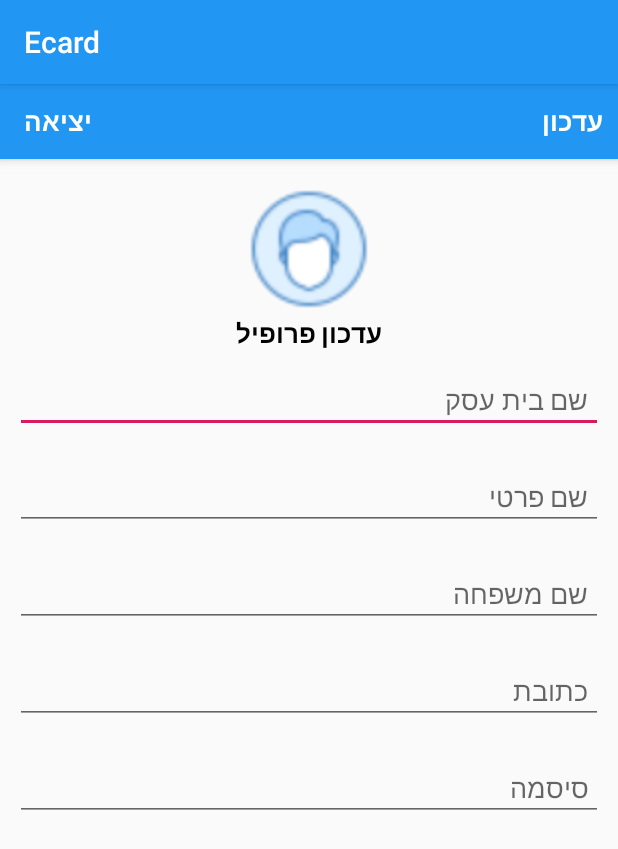
After one commit to hanimanaa/Ecard, an Android app: the SettinsActivity screen opened directly, with no data from a screen before it, on a phone screen of 412 x 824 dp. The commit adds this screen. Shown: the top 849 px of the screen. Run offline under Robolectric (Android 15) with nearby library versions, the phone set to English and light mode, and no system bars; our stand-ins replace CircleImageView, Firebase (no records; nobody signed in at launch, a user with empty details on screens opened directly); 2 statements that could not run were skipped.

Commit message:
add settings activity

```diff
--- a/app/build.gradle
+++ b/app/build.gradle
@@ -34,6 +34,7 @@ dependencies {
     implementation 'com.cepheuen.elegant-number-button:lib:1.0.2'
     implementation 'com.github.rey5137:material:1.2.5'
     implementation 'io.paperdb:paperdb:2.6'
+    implementation 'de.hdodenhof:circleimageview:3.0.0'
 
 
 
--- a/app/src/main/AndroidManifest.xml
+++ b/app/src/main/AndroidManifest.xml
@@ -14,7 +14,8 @@
         android:supportsRtl="true"
         android:theme="@style/AppTheme"
         tools:replace="android:icon">
-        <activity android:name=".LoginActivity"></activity>
+        <activity android:name=".SettinsActivity"></activity>
+        <activity android:name=".LoginActivity" />
         <activity android:name=".ProductDetailsActivity" />
         <activity android:name=".NewProductActivity" />
         <activity android:name=".ShopCardActivity" />
--- a/app/src/main/java/com/dimatechs/ecard/HomeActivity.java
+++ b/app/src/main/java/com/dimatechs/ecard/HomeActivity.java
@@ -144,6 +144,8 @@ public class HomeActivity extends AppCompatActivity implements View.OnClickListe
         }
         else if (id == R.id.action_Update) {
             Toast.makeText(this, "you selected עדכון", Toast.LENGTH_LONG).show();
+            Intent intent = new Intent(getApplicationContext(),SettinsActivity.class);
+            startActivity(intent);
             return true;
         }
 
--- /dev/null
+++ b/app/src/main/java/com/dimatechs/ecard/SettinsActivity.java
@@ -0,0 +1,139 @@
+package com.dimatechs.ecard;
+
+import android.content.Intent;
+import android.net.Uri;
+
+import android.support.v7.app.AppCompatActivity;
+import android.os.Bundle;
+import android.text.TextUtils;
+import android.view.View;
+import android.widget.EditText;
+import android.widget.TextView;
+import android.widget.Toast;
+
+import com.dimatechs.ecard.Prevalent.Prevalent;
+
+import com.google.firebase.database.DataSnapshot;
+import com.google.firebase.database.DatabaseError;
+import com.google.firebase.database.DatabaseReference;
+import com.google.firebase.database.FirebaseDatabase;
+import com.google.firebase.database.ValueEventListener;
+;
+import com.google.firebase.storage.StorageReference;
+import com.google.firebase.storage.StorageTask;
+
+
+
+import java.util.HashMap;
+
+import de.hdodenhof.circleimageview.CircleImageView;
+
+public class SettinsActivity extends AppCompatActivity {
+    private EditText bisinessEditText, fnameEditText, lnameEditText, cityEditText, passswordEditText;
+    private TextView closeTextBtn, saveTextButton;
+
+    @Override
+    protected void onCreate(Bundle savedInstanceState) {
+        super.onCreate(savedInstanceState);
+        setContentView(R.layout.activity_settins);
+
+
+        bisinessEditText = (EditText) findViewById(R.id.settings_bisiness);
+        fnameEditText = (EditText) findViewById(R.id.settings_fname);
+        lnameEditText = (EditText) findViewById(R.id.settings_lname);
+        cityEditText = (EditText) findViewById(R.id.settings_city);
+        passswordEditText = (EditText) findViewById(R.id.settings_password);
+        closeTextBtn = (TextView) findViewById(R.id.close_settings_btn);
+        saveTextButton = (TextView) findViewById(R.id.update_account_settings_btn);
+
+
+        userInfoDisplay(bisinessEditText, fnameEditText, lnameEditText, cityEditText, passswordEditText);
+
+
+        closeTextBtn.setOnClickListener(new View.OnClickListener() {
+            @Override
+            public void onClick(View view) {
+                finish();
+            }
+        });
+
+
+        saveTextButton.setOnClickListener(new View.OnClickListener() {
+            @Override
+            public void onClick(View view) {
+                updateOnlyUserInfo();
+            }
+        });
+
+    }
+
+
+    private void updateOnlyUserInfo() {
+        if (TextUtils.isEmpty(bisinessEditText.getText().toString())) {
+            Toast.makeText(this, "חובה להזין שם בית עסק", Toast.LENGTH_SHORT).show();
+        } else if (TextUtils.isEmpty(fnameEditText.getText().toString())) {
+            Toast.makeText(this, "חובה להזין שם פרטי", Toast.LENGTH_SHORT).show();
+        } else if (TextUtils.isEmpty(lnameEditText.getText().toString())) {
+            Toast.makeText(this, "חובה להזין שם משפחה", Toast.LENGTH_SHORT).show();
+        } else if (TextUtils.isEmpty(passswordEditText.getText().toString())) {
+            Toast.makeText(this, "חובה להזין סיסמה", Toast.LENGTH_SHORT).show();
+        } else {
+
+            DatabaseReference ref = FirebaseDatabase.getInstance().getReference().child("Users");
+
+            HashMap<String, Object> userMap = new HashMap<>();
+            userMap.put("bisiness", bisinessEditText.getText().toString());
+            userMap.put("fname", fnameEditText.getText().toString());
+            userMap.put("lname", lnameEditText.getText().toString());
+            userMap.put("city", cityEditText.getText().toString());
+            userMap.put("password", passswordEditText.getText().toString());
+
+            ref.child(Prevalent.currentOnlineUser.getPhone()).updateChildren(userMap);
+
+            startActivity(new Intent(SettinsActivity.this, HomeActivity.class));
+            Toast.makeText(SettinsActivity.this, "עודכן בהצלחה . .", Toast.LENGTH_SHORT).show();
+            finish();
+        }
+    }
+
+
+    @Override
+    protected void onActivityResult(int requestCode, int resultCode, Intent data) {
+        super.onActivityResult(requestCode, resultCode, data);
+    }
+
+
+    private void userInfoDisplay(final EditText bisinessEditText, final EditText fnameEditText, final EditText lnameEditText, final EditText cityEditText, final EditText passswordEditText) {
+        {
+            DatabaseReference UsersRef = FirebaseDatabase.getInstance().getReference().child("Users").child(Prevalent.currentOnlineUser.getPhone());
+
+            UsersRef.addValueEventListener(new ValueEventListener() {
+                @Override
+                public void onDataChange(DataSnapshot dataSnapshot) {
+                    if (dataSnapshot.exists()) {
+                        if (dataSnapshot.child("phone").exists()) {
+
+                            String bisiness = dataSnapshot.child("bisiness").getValue().toString();
+                            String fname = dataSnapshot.child("fname").getValue().toString();
+                            String lname = dataSnapshot.child("lname").getValue().toString();
+                            String city = dataSnapshot.child("city").getValue().toString();
+                            String password = dataSnapshot.child("password").getValue().toString();
+
+
+                            bisinessEditText.setText(bisiness);
+                            fnameEditText.setText(fname);
+                            lnameEditText.setText(lname);
+                            cityEditText.setText(city);
+                            passswordEditText.setText(password);
+                        }
+                    }
+                }
+
+                @Override
+                public void onCancelled(DatabaseError databaseError) {
+
+                }
+            });
+        }
+    }
+}
--- a/app/src/main/res/layout/activity_login.xml
+++ b/app/src/main/res/layout/activity_login.xml
@@ -42,7 +42,7 @@
         android:layout_marginRight="15dp"
         android:layout_marginTop="6dp"
         android:hint="סיסמה"
-        android:inputType="number"
+        android:inputType="textPassword"
         android:textColor="@color/colorPrimaryDark"
         android:textColorHint="@color/colorPrimary"
         android:textSize="17sp"
--- /dev/null
+++ b/app/src/main/res/layout/activity_settins.xml
@@ -0,0 +1,129 @@
+<?xml version="1.0" encoding="utf-8"?>
+<RelativeLayout
+    xmlns:android="http://schemas.android.com/apk/res/android"
+    xmlns:app="http://schemas.android.com/apk/res-auto"
+    xmlns:tools="http://schemas.android.com/tools"
+    android:layout_width="match_parent"
+    android:layout_height="match_parent"
+    tools:context=".SettinsActivity">
+
+    <android.support.design.widget.AppBarLayout
+        android:id="@+id/app_bar_settings"
+        android:layout_width="match_parent"
+        android:layout_height="50dp"
+        android:background="@color/colorPrimary">
+
+        <android.support.v7.widget.Toolbar
+            android:id="@+id/toolbar_settings"
+            android:layout_width="match_parent"
+            android:layout_height="wrap_content">
+
+            <RelativeLayout
+                android:layout_width="match_parent"
+                android:layout_height="match_parent">
+
+                <TextView
+                    android:id="@+id/close_settings_btn"
+                    android:layout_width="wrap_content"
+                    android:layout_height="wrap_content"
+                    android:text="יציאה"
+                    android:textColor="@android:color/white"
+                    android:textSize="17sp"
+                    android:textStyle="bold"
+                    android:layout_alignParentStart="true"
+                    />
+
+                <TextView
+                    android:id="@+id/update_account_settings_btn"
+                    android:layout_width="wrap_content"
+                    android:layout_height="wrap_content"
+                    android:text="עדכון"
+                    android:textColor="@android:color/white"
+                    android:textSize="17sp"
+                    android:textStyle="bold"
+                    android:layout_marginRight="10dp"
+                    android:layout_alignParentEnd="true"
+                    />
+
+            </RelativeLayout>
+
+        </android.support.v7.widget.Toolbar>
+
+    </android.support.design.widget.AppBarLayout>
+
+
+
+    <de.hdodenhof.circleimageview.CircleImageView
+        android:id="@+id/settings_profile_image"
+        android:layout_width="80dp"
+        android:layout_height="80dp"
+        android:src="@drawable/user"
+        android:layout_below="@+id/app_bar_settings"
+        android:layout_marginTop="20dp"
+        android:layout_centerHorizontal="true"
+        />
+
+    <TextView
+        android:id="@+id/profile_image_change_btn"
+        android:layout_width="wrap_content"
+        android:layout_height="wrap_content"
+        android:text="עדכון פרופיל"
+        android:textSize="17sp"
+        android:textStyle="bold"
+        android:layout_marginRight="10dp"
+        android:layout_marginTop="4dp"
+        android:textColor="@android:color/black"
+        android:layout_below="@+id/settings_profile_image"
+        android:layout_centerHorizontal="true"
+        />
+
+    <EditText
+        android:id="@+id/settings_bisiness"
+        android:layout_width="match_parent"
+        android:layout_height="wrap_content"
+        android:layout_below="@+id/profile_image_change_btn"
+        android:hint="שם בית עסק"
+        android:layout_margin="10dp"
+        android:padding="10dp"
+        />
+
+    <EditText
+        android:id="@+id/settings_fname"
+        android:layout_width="match_parent"
+        android:layout_height="wrap_content"
+        android:layout_below="@+id/settings_bisiness"
+        android:hint="שם פרטי"
+        android:layout_margin="10dp"
+        android:padding="10dp"
+        />
+
+    <EditText
+        android:id="@+id/settings_lname"
+        android:layout_width="match_parent"
+        android:layout_height="wrap_content"
+        android:layout_below="@+id/settings_fname"
+        android:hint="שם משפחה"
+        android:layout_margin="10dp"
+        android:padding="10dp"
+        />
+
+    <EditText
+        android:id="@+id/settings_city"
+        android:layout_width="match_parent"
+        android:layout_height="wrap_content"
+        android:layout_below="@+id/settings_lname"
+        android:hint="כתובת"
+        android:layout_margin="10dp"
+        android:padding="10dp"
+        />
+    <EditText
+        android:id="@+id/settings_password"
+        android:layout_width="match_parent"
+        android:layout_height="wrap_content"
+        android:layout_below="@+id/settings_city"
+        android:hint="סיסמה"
+        android:layout_margin="10dp"
+        android:padding="10dp"
+        />
+
+</RelativeLayout>
--- a/app/src/main/res/menu/main_menu.xml
+++ b/app/src/main/res/menu/main_menu.xml
@@ -9,7 +9,7 @@
         />
     <item
         android:id="@+id/action_Update"
-        android:title="עדכון פרטים"
+        android:title="עדכון פרופיל"
         android:orderInCategory="200"
         />
     <item
```
